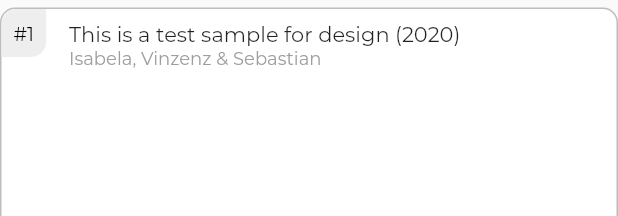
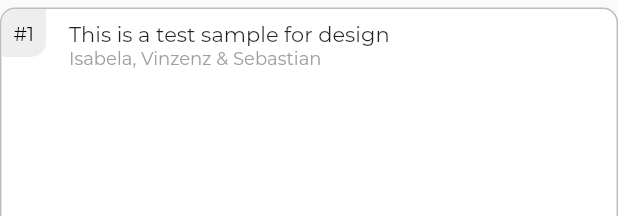
Before and after one commit to sebastiancelis98/CitationRexApp, a Flutter app: the RecommendationTile widget shown alone on an empty page, opened directly, on a phone screen of 412 x 824 dp. Shown: the top 216 px of the screen. Run offline on Flutter 3.47's test engine with Material 2 defaults, Android fonts, the phone set to English and light mode, and no system bars; missing offline and left inert: dart:html, file_picker_platform_interface, file_picker_web.

```diff
--- a/lib/utils/customwidgets.dart
+++ b/lib/utils/customwidgets.dart
@@ -87,10 +87,7 @@ class _RecommendationTileState extends State<RecommendationTile> {
                     children: <Widget>[
                       //SizedBox(height: 2),
                       Text(
-                        rec.title +
-                            (rec.publishedYear != -1
-                                ? (' (' + rec.publishedYear.toString() + ')')
-                                : ''),
+                        rec.title,
                         style: TextStyle(fontFamily: 'Montserrat', fontSize: 14)
                       ),
                       Tooltip(
```
